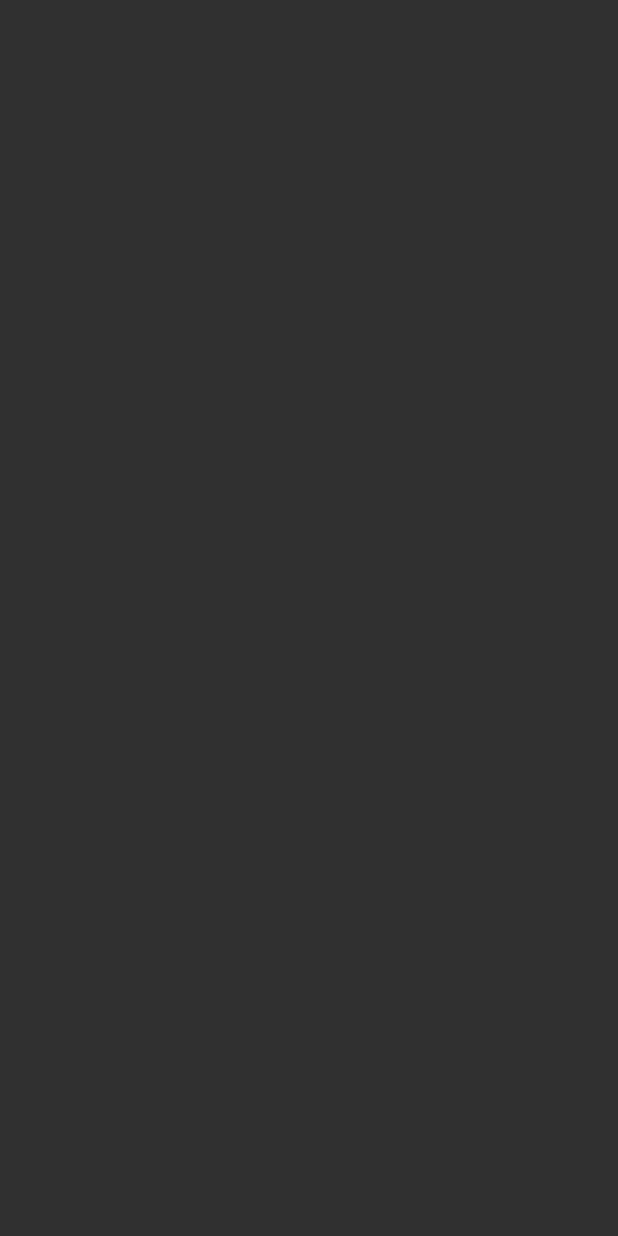
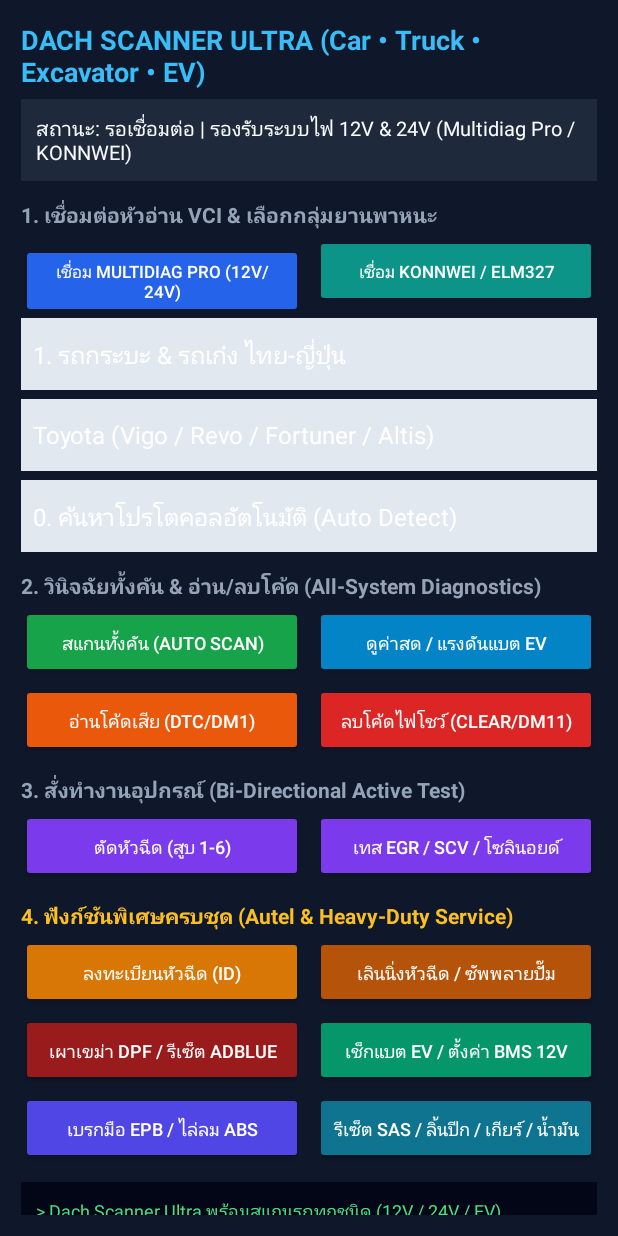
Before and after one commit to fatya8932-del/DachScanne, an Android app: the screen it shows after launch (MainActivity), on a phone screen of 412 x 824 dp. Before the commit the screen is empty. Run offline under Robolectric (Android 15) with nearby library versions, the phone set to English and light mode, and no system bars.

Commit message:
Update activity_main.xml

```diff
--- a/app/src/main/res/layout/activity_main.xml
+++ b/app/src/main/res/layout/activity_main.xml
@@ -1,5 +1,5 @@
 <?xml version="1.0" encoding="utf-8"?>
-<ScrollView xmlns:android="http://android.com"
+<ScrollView xmlns:android="http://schemas.android.com/apk/res/android"
     android:layout_width="match_parent"
     android:layout_height="match_parent"
     android:background="#0F172A"
```
